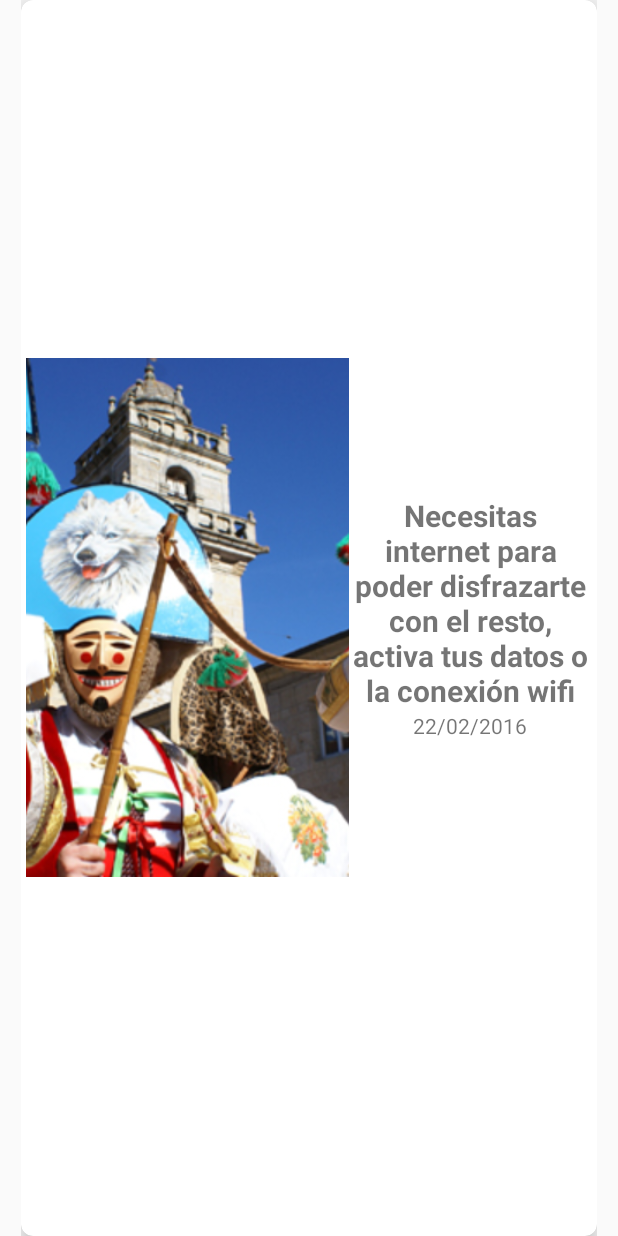
After one commit to snooze6/Entroido-Verin, an Android app: the layout card_no_connection.xml on its own in the app's theme, with its tools: preview values and no code run, on a phone screen of 412 x 824 dp. The commit adds this screen. Run offline under Robolectric (Android 15) with nearby library versions, the phone set to English and light mode, and no system bars; network calls fail.

Commit message:
Diego, soluciona lo de internet

```diff
--- a/app/src/main/AndroidManifest.xml
+++ b/app/src/main/AndroidManifest.xml
@@ -3,6 +3,7 @@
     package="es.develover.joker.entroido" >
 
     <uses-permission android:name="android.permission.INTERNET" />
+    <uses-permission android:name="android.permission.ACCESS_NETWORK_STATE" />
 
     <application
         android:allowBackup="true"
--- /dev/null
+++ b/app/src/main/res/layout/card_no_connection.xml
@@ -0,0 +1,90 @@
+<?xml version="1.0" encoding="utf-8"?>
+<LinearLayout xmlns:android="http://schemas.android.com/apk/res/android"
+    android:layout_width="match_parent"
+    android:layout_height="match_parent"
+    android:orientation="vertical"
+    android:paddingBottom="@dimen/card_item_paddingBottom"
+    android:paddingTop="@dimen/card_item_paddingTop"
+    android:paddingRight="@dimen/card_item_paddingRight"
+    android:paddingLeft="@dimen/card_item_paddingLeft">
+
+    <android.support.v4.widget.SwipeRefreshLayout
+        android:layout_width="match_parent"
+        android:layout_height="match_parent"
+        android:orientation="vertical"
+        android:id="@+id/refreshLayout"
+        android:paddingRight="@dimen/listview_horizontal_margin"
+        android:paddingLeft="@dimen/listview_horizontal_margin">
+
+    <android.support.v7.widget.CardView xmlns:android="http://schemas.android.com/apk/res/android"
+        xmlns:card_view="http://schemas.android.com/apk/res-auto"
+        android:id="@+id/cv"
+        android:layout_width="match_parent"
+        android:layout_height="wrap_content"
+        android:orientation="vertical"
+        card_view:cardCornerRadius="@dimen/card_item_corner_radius"
+        card_view:cardElevation="@dimen/card_item_view_elevation"
+        >
+
+
+        <LinearLayout
+            android:layout_width="match_parent"
+            android:layout_height="match_parent"
+            android:baselineAligned="false"
+            android:gravity="center_vertical"
+            android:orientation="horizontal"
+            android:padding="@dimen/card_item_linear_padding">
+
+            <RelativeLayout
+                android:layout_width="0dp"
+                android:padding="@dimen/card_item_relative_padding"
+                android:layout_height="wrap_content"
+                android:layout_weight="8">
+
+                <ImageView
+                    android:id="@+id/item_image"
+                    android:layout_width="match_parent"
+                    android:layout_height="350dp"
+                    android:padding="2dp"
+                    android:scaleType="centerCrop"
+                    android:src="@drawable/domingo" />
+
+
+
+
+            </RelativeLayout>
+
+            <RelativeLayout
+                android:layout_width="0dp"
+                android:layout_height="wrap_content"
+                android:layout_weight="6">
+
+                <LinearLayout
+                    android:layout_width="match_parent"
+                    android:layout_height="wrap_content"
+                    android:orientation="vertical">
+
+                    <TextView
+                        android:id="@+id/item_title"
+                        android:layout_width="match_parent"
+                        android:layout_height="match_parent"
+                        android:gravity="center"
+                        android:text="Necesitas internet para poder disfrazarte con el resto, activa tus datos o la conexión wifi"
+                        android:textSize="20sp"
+                        android:textStyle="bold" />
+
+                    <TextView
+                        android:id="@+id/item_date"
+                        android:layout_width="match_parent"
+                        android:layout_height="match_parent"
+                        android:gravity="center"
+                        android:text="22/02/2016" />
+
+                </LinearLayout>
+
+            </RelativeLayout>
+        </LinearLayout>
+
+    </android.support.v7.widget.CardView>
+    </android.support.v4.widget.SwipeRefreshLayout>
+</LinearLayout>
--- a/app/src/main/res/layout/fragment_social.xml
+++ b/app/src/main/res/layout/fragment_social.xml
@@ -39,7 +39,7 @@
         android:src="@drawable/icon_tweeter"
         android:layout_width="60dp"
         android:layout_height="60dp"
-        android:elevation="15dp"
+        android:elevation="8dp"
 
 
         android:scaleType="centerCrop"
```
Also changed, not shown: app/src/main/java/es/develover/joker/entroido/Activities/MainActivity.java (+111 -14 lines), app/src/main/java/es/develover/joker/entroido/Network/ConnectionDetector.java (added, +30 -0 lines).
